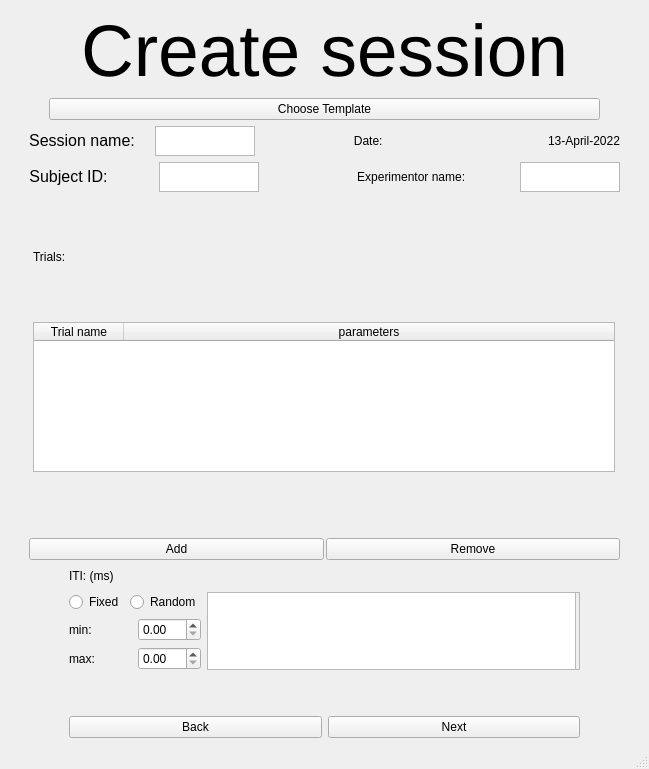
First picture: the form in UI/create_session.ui, repository KehatSudri/Behavior_System2.0, before the edit.
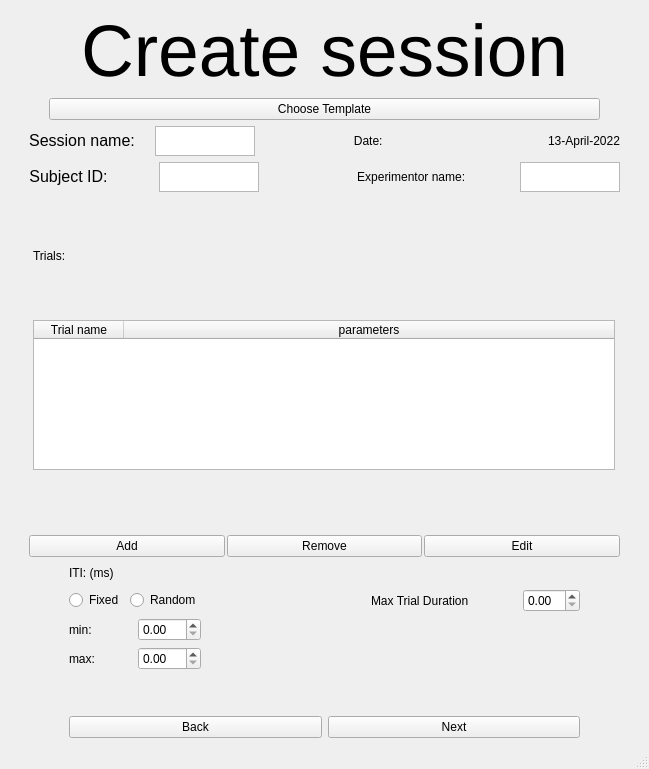
Second picture: the form after the edit.

The edit to the form file:
```diff
--- a/UI/create_session.ui
+++ b/UI/create_session.ui
@@ -32,247 +32,6 @@
       <property name="sizeConstraint">
        <enum>QLayout::SetNoConstraint</enum>
       </property>
-      <item row="7" column="0">
-       <layout class="QGridLayout" name="gridLayout_5" rowstretch="0,0,0,0,0,0" columnstretch="2,0,0,0,0">
-        <property name="sizeConstraint">
-         <enum>QLayout::SetNoConstraint</enum>
-        </property>
-        <item row="1" column="1">
-         <layout class="QHBoxLayout" name="iti_def_horizontalLayout_3" stretch="0,0">
-          <item>
-           <widget class="QRadioButton" name="behavior_iti_radioBtn_3">
-            <property name="styleSheet">
-             <string notr="true">font: 12pt &quot;Arial&quot;;</string>
-            </property>
-            <property name="text">
-             <string>Fixed</string>
-            </property>
-           </widget>
-          </item>
-          <item>
-           <widget class="QRadioButton" name="random_iti_radioBtn_3">
-            <property name="styleSheet">
-             <string notr="true">font: 12pt &quot;Arial&quot;;</string>
-            </property>
-            <property name="text">
-             <string>Random</string>
-            </property>
-           </widget>
-          </item>
-         </layout>
-        </item>
-        <item row="0" column="2">
-         <spacer name="horizontalSpacer_15">
-          <property name="orientation">
-           <enum>Qt::Horizontal</enum>
-          </property>
-          <property name="sizeHint" stdset="0">
-           <size>
-            <width>20</width>
-            <height>20</height>
-           </size>
-          </property>
-         </spacer>
-        </item>
-        <item row="2" column="1" rowspan="2">
-         <layout class="QGridLayout" name="iti_min_max_values_gridLayout_3">
-          <item row="1" column="0">
-           <widget class="QLabel" name="min_iti_label_3">
-            <property name="styleSheet">
-             <string notr="true">font: 12pt &quot;Arial&quot;;</string>
-            </property>
-            <property name="text">
-             <string>min: </string>
-            </property>
-           </widget>
-          </item>
-          <item row="3" column="0">
-           <widget class="QLabel" name="max_iti_label_3">
-            <property name="styleSheet">
-             <string notr="true">font: 12pt &quot;Arial&quot;;</string>
-            </property>
-            <property name="text">
-             <string>max: </string>
-            </property>
-           </widget>
-          </item>
-          <item row="1" column="2">
-           <widget class="QDoubleSpinBox" name="min_iti_spinBox"/>
-          </item>
-          <item row="3" column="2">
-           <widget class="QDoubleSpinBox" name="max_iti_spinBox"/>
-          </item>
-         </layout>
-        </item>
-        <item row="0" column="1">
-         <widget class="QLabel" name="iti_label_3">
-          <property name="styleSheet">
-           <string notr="true">font: 12pt &quot;Arial&quot;;</string>
-          </property>
-          <property name="text">
-           <string>ITI: (ms)</string>
-          </property>
-          <property name="alignment">
-           <set>Qt::AlignLeading|Qt::AlignLeft|Qt::AlignVCenter</set>
-          </property>
-         </widget>
-        </item>
-        <item row="2" column="3">
-         <layout class="QHBoxLayout" name="end_def_value_horizontalLayout_3"/>
-        </item>
-        <item row="0" column="4">
-         <spacer name="horizontalSpacer_16">
-          <property name="orientation">
-           <enum>Qt::Horizontal</enum>
-          </property>
-          <property name="sizeType">
-           <enum>QSizePolicy::Maximum</enum>
-          </property>
-          <property name="sizeHint" stdset="0">
-           <size>
-            <width>60</width>
-            <height>20</height>
-           </size>
-          </property>
-         </spacer>
-        </item>
-        <item row="3" column="3">
-         <layout class="QHBoxLayout" name="random_reward_percent_horizontalLayout"/>
-        </item>
-        <item row="0" column="0">
-         <spacer name="horizontalSpacer_14">
-          <property name="orientation">
-           <enum>Qt::Horizontal</enum>
-          </property>
-          <property name="sizeType">
-           <enum>QSizePolicy::Maximum</enum>
-          </property>
-          <property name="sizeHint" stdset="0">
-           <size>
-            <width>60</width>
-            <height>20</height>
-           </size>
-          </property>
-         </spacer>
-        </item>
-        <item row="4" column="1">
-         <spacer name="verticalSpacer_4">
-          <property name="orientation">
-           <enum>Qt::Vertical</enum>
-          </property>
-          <property name="sizeHint" stdset="0">
-           <size>
-            <width>20</width>
-            <height>40</height>
-           </size>
-          </property>
-         </spacer>
-        </item>
-        <item row="5" column="1" colspan="3">
-         <layout class="QGridLayout" name="navigation_gridLayout_3" columnstretch="1,1">
-          <item row="0" column="1">
-           <widget class="QPushButton" name="next_btn">
-            <property name="text">
-             <string>Next</string>
-            </property>
-           </widget>
-          </item>
-          <item row="0" column="0">
-           <widget class="QPushButton" name="back_btn">
-            <property name="text">
-             <string>Back</string>
-            </property>
-           </widget>
-          </item>
-         </layout>
-        </item>
-        <item row="1" column="2" rowspan="3" colspan="2">
-         <widget class="QScrollArea" name="scrollArea">
-          <property name="widgetResizable">
-           <bool>true</bool>
-          </property>
-          <widget class="QWidget" name="scrollAreaWidgetContents">
-           <property name="geometry">
-            <rect>
-             <x>0</x>
-             <y>0</y>
-             <width>332</width>
-             <height>86</height>
-            </rect>
-           </property>
-           <widget class="QTextEdit" name="textEdit">
-            <property name="geometry">
-             <rect>
-              <x>-3</x>
-              <y>-2</y>
-              <width>371</width>
-              <height>101</height>
-             </rect>
-            </property>
-           </widget>
-          </widget>
-         </widget>
-        </item>
-       </layout>
-      </item>
-      <item row="6" column="0">
-       <layout class="QHBoxLayout" name="def_trial_horizontalLayout" stretch="1">
-        <property name="spacing">
-         <number>20</number>
-        </property>
-        <property name="sizeConstraint">
-         <enum>QLayout::SetMinimumSize</enum>
-        </property>
-        <property name="leftMargin">
-         <number>20</number>
-        </property>
-        <property name="topMargin">
-         <number>10</number>
-        </property>
-        <property name="rightMargin">
-         <number>20</number>
-        </property>
-        <property name="bottomMargin">
-         <number>0</number>
-        </property>
-        <item>
-         <layout class="QHBoxLayout" name="buttons_to_set_trial_horizontalLayout_2" stretch="0,0">
-          <property name="spacing">
-           <number>2</number>
-          </property>
-          <property name="sizeConstraint">
-           <enum>QLayout::SetMinimumSize</enum>
-          </property>
-          <property name="leftMargin">
-           <number>0</number>
-          </property>
-          <property name="rightMargin">
-           <number>0</number>
-          </property>
-          <item>
-           <widget class="QPushButton" name="add_trial">
-            <property name="text">
-             <string>Add</string>
-            </property>
-            <property name="iconSize">
-             <size>
-              <width>16</width>
-              <height>16</height>
-             </size>
-            </property>
-           </widget>
-          </item>
-          <item>
-           <widget class="QPushButton" name="remove_trial_pushButton">
-            <property name="text">
-             <string>Remove</string>
-            </property>
-           </widget>
-          </item>
-         </layout>
-        </item>
-       </layout>
-      </item>
       <item row="2" column="0">
        <layout class="QHBoxLayout" name="session_name_and_date_horizontalLayout" stretch="0,0,1,0,1">
         <property name="spacing">
@@ -719,6 +478,250 @@
         </item>
        </layout>
       </item>
+      <item row="6" column="0">
+       <layout class="QHBoxLayout" name="def_trial_horizontalLayout" stretch="1">
+        <property name="spacing">
+         <number>20</number>
+        </property>
+        <property name="sizeConstraint">
+         <enum>QLayout::SetMinimumSize</enum>
+        </property>
+        <property name="leftMargin">
+         <number>20</number>
+        </property>
+        <property name="topMargin">
+         <number>10</number>
+        </property>
+        <property name="rightMargin">
+         <number>20</number>
+        </property>
+        <property name="bottomMargin">
+         <number>0</number>
+        </property>
+        <item>
+         <layout class="QHBoxLayout" name="buttons_to_set_trial_horizontalLayout_2" stretch="0,0,0">
+          <property name="spacing">
+           <number>2</number>
+          </property>
+          <property name="sizeConstraint">
+           <enum>QLayout::SetMinimumSize</enum>
+          </property>
+          <property name="leftMargin">
+           <number>0</number>
+          </property>
+          <property name="rightMargin">
+           <number>0</number>
+          </property>
+          <item>
+           <widget class="QPushButton" name="add_trial">
+            <property name="text">
+             <string>Add</string>
+            </property>
+            <property name="iconSize">
+             <size>
+              <width>16</width>
+              <height>16</height>
+             </size>
+            </property>
+           </widget>
+          </item>
+          <item>
+           <widget class="QPushButton" name="remove_trial_pushButton">
+            <property name="text">
+             <string>Remove</string>
+            </property>
+           </widget>
+          </item>
+          <item>
+           <widget class="QPushButton" name="edit_pushButton">
+            <property name="text">
+             <string>Edit</string>
+            </property>
+           </widget>
+          </item>
+         </layout>
+        </item>
+       </layout>
+      </item>
+      <item row="7" column="0">
+       <layout class="QGridLayout" name="gridLayout_5" rowstretch="0,0,0,0,0,0,0,0" columnstretch="2,0,0,0,0,0,0,0">
+        <property name="sizeConstraint">
+         <enum>QLayout::SetNoConstraint</enum>
+        </property>
+        <item row="7" column="1" colspan="6">
+         <layout class="QGridLayout" name="navigation_gridLayout_3" columnstretch="1,1">
+          <item row="0" column="1">
+           <widget class="QPushButton" name="next_btn">
+            <property name="text">
+             <string>Next</string>
+            </property>
+           </widget>
+          </item>
+          <item row="0" column="0">
+           <widget class="QPushButton" name="back_btn">
+            <property name="text">
+             <string>Back</string>
+            </property>
+           </widget>
+          </item>
+         </layout>
+        </item>
+        <item row="6" column="1">
+         <spacer name="verticalSpacer_4">
+          <property name="orientation">
+           <enum>Qt::Vertical</enum>
+          </property>
+          <property name="sizeHint" stdset="0">
+           <size>
+            <width>20</width>
+            <height>40</height>
+           </size>
+          </property>
+         </spacer>
+        </item>
+        <item row="0" column="0">
+         <spacer name="horizontalSpacer_14">
+          <property name="orientation">
+           <enum>Qt::Horizontal</enum>
+          </property>
+          <property name="sizeType">
+           <enum>QSizePolicy::Maximum</enum>
+          </property>
+          <property name="sizeHint" stdset="0">
+           <size>
+            <width>60</width>
+            <height>20</height>
+           </size>
+          </property>
+         </spacer>
+        </item>
+        <item row="2" column="1">
+         <layout class="QHBoxLayout" name="iti_def_horizontalLayout_3" stretch="0,0">
+          <item>
+           <widget class="QRadioButton" name="behavior_iti_radioBtn_3">
+            <property name="styleSheet">
+             <string notr="true">font: 12pt &quot;Arial&quot;;</string>
+            </property>
+            <property name="text">
+             <string>Fixed</string>
+            </property>
+           </widget>
+          </item>
+          <item>
+           <widget class="QRadioButton" name="random_iti_radioBtn_3">
+            <property name="styleSheet">
+             <string notr="true">font: 12pt &quot;Arial&quot;;</string>
+            </property>
+            <property name="text">
+             <string>Random</string>
+            </property>
+           </widget>
+          </item>
+         </layout>
+        </item>
+        <item row="0" column="5">
+         <spacer name="horizontalSpacer_15">
+          <property name="orientation">
+           <enum>Qt::Horizontal</enum>
+          </property>
+          <property name="sizeHint" stdset="0">
+           <size>
+            <width>20</width>
+            <height>20</height>
+           </size>
+          </property>
+         </spacer>
+        </item>
+        <item row="5" column="6">
+         <layout class="QHBoxLayout" name="random_reward_percent_horizontalLayout"/>
+        </item>
+        <item row="0" column="7">
+         <spacer name="horizontalSpacer_16">
+          <property name="orientation">
+           <enum>Qt::Horizontal</enum>
+          </property>
+          <property name="sizeType">
+           <enum>QSizePolicy::Maximum</enum>
+          </property>
+          <property name="sizeHint" stdset="0">
+           <size>
+            <width>60</width>
+            <height>20</height>
+           </size>
+          </property>
+         </spacer>
+        </item>
+        <item row="0" column="1">
+         <widget class="QLabel" name="iti_label_3">
+          <property name="styleSheet">
+           <string notr="true">font: 12pt &quot;Arial&quot;;</string>
+          </property>
+          <property name="text">
+           <string>ITI: (ms)</string>
+          </property>
+          <property name="alignment">
+           <set>Qt::AlignLeading|Qt::AlignLeft|Qt::AlignVCenter</set>
+          </property>
+         </widget>
+        </item>
+        <item row="4" column="6">
+         <layout class="QHBoxLayout" name="end_def_value_horizontalLayout_3"/>
+        </item>
+        <item row="4" column="1" rowspan="2">
+         <layout class="QGridLayout" name="iti_min_max_values_gridLayout_3">
+          <item row="1" column="0">
+           <widget class="QLabel" name="min_iti_label_3">
+            <property name="styleSheet">
+             <string notr="true">font: 12pt &quot;Arial&quot;;</string>
+            </property>
+            <property name="text">
+             <string>min: </string>
+            </property>
+           </widget>
+          </item>
+          <item row="3" column="0">
+           <widget class="QLabel" name="max_iti_label_3">
+            <property name="styleSheet">
+             <string notr="true">font: 12pt &quot;Arial&quot;;</string>
+            </property>
+            <property name="text">
+             <string>max: </string>
+            </property>
+           </widget>
+          </item>
+          <item row="1" column="2">
+           <widget class="QDoubleSpinBox" name="min_iti_spinBox"/>
+          </item>
+          <item row="3" column="2">
+           <widget class="QDoubleSpinBox" name="max_iti_spinBox"/>
+          </item>
+         </layout>
+        </item>
+        <item row="2" column="6">
+         <widget class="QDoubleSpinBox" name="doubleSpinBox"/>
+        </item>
+        <item row="2" column="5">
+         <widget class="QLabel" name="label">
+          <property name="text">
+           <string>Max Trial Duration</string>
+          </property>
+         </widget>
+        </item>
+        <item row="2" column="4">
+         <spacer name="horizontalSpacer_3">
+          <property name="orientation">
+           <enum>Qt::Horizontal</enum>
+          </property>
+          <property name="sizeHint" stdset="0">
+           <size>
+            <width>40</width>
+            <height>20</height>
+           </size>
+          </property>
+         </spacer>
+        </item>
+       </layout>
+      </item>
      </layout>
     </item>
    </layout>
```
